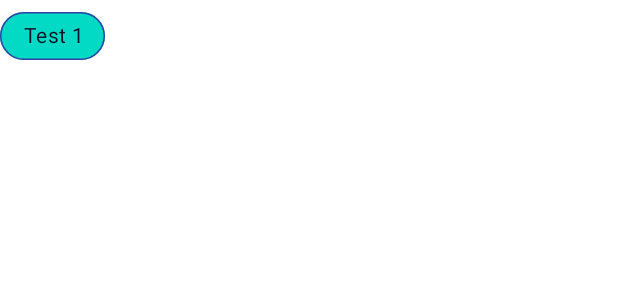
After one commit to krymov-d/For_Practice, an Android app: the layout chip_choice.xml on its own in the app's theme, with its tools: preview values and no code run, on a phone screen of 412 x 824 dp. The commit adds this screen. Shown: the top 300 px of the screen. Run offline under Robolectric (Android 15) with nearby library versions, the phone set to English and light mode, and no system bars.

Commit message:
Code from Stepik does not work

```diff
--- /dev/null
+++ b/app/src/main/res/drawable/background_chip.xml
@@ -0,0 +1,5 @@
+<?xml version="1.0" encoding="utf-8"?>
+<selector xmlns:android="http://schemas.android.com/apk/res/android">
+    <item android:color="?attr/colorPrimary" android:state_checked="true" />
+    <item android:color="?attr/colorAccent" />
+</selector>
--- /dev/null
+++ b/app/src/main/res/layout/chip_choice.xml
@@ -0,0 +1,10 @@
+<?xml version="1.0" encoding="utf-8"?>
+<com.google.android.material.chip.Chip
+    xmlns:android="http://schemas.android.com/apk/res/android"
+    xmlns:tools="http://schemas.android.com/tools"
+    android:id="@+id/chip"
+    android:layout_width="wrap_content"
+    android:layout_height="wrap_content"
+    style="@style/ChipChoice"
+    tools:text="Test 1"
+    android:theme="@style/Theme.MaterialComponents.Light" />
--- a/app/src/main/res/layout/chips_activity.xml
+++ /dev/null
@@ -1,6 +0,0 @@
-<?xml version="1.0" encoding="utf-8"?>
-<androidx.constraintlayout.widget.ConstraintLayout xmlns:android="http://schemas.android.com/apk/res/android"
-    android:layout_width="match_parent"
-    android:layout_height="match_parent">
-
-</androidx.constraintlayout.widget.ConstraintLayout>
--- /dev/null
+++ b/app/src/main/res/values/styles.xml
@@ -0,0 +1,11 @@
+<?xml version="1.0" encoding="utf-8"?>
+<resources>
+    <style name="ChipChoice" parent="@style/Widget.MaterialComponents.Chip.Choice">
+        <item name="chipBackgroundColor">@drawable/background_chip</item>
+        <item name="chipStrokeColor">#333FA6</item>
+        <item name="chipStrokeWidth">1dp</item>
+        <item name="android:textColor">#0E1023</item>
+        <item name="chipStartPadding">8dp</item>
+        <item name="chipEndPadding">8dp</item>
+    </style>
+</resources>
```
Also changed, not shown: app/src/main/java/kz/kd/for_practice/SecondActivity.kt (+26 -0 lines), app/src/main/res/layout/activity_second.xml (+22 -2 lines).
